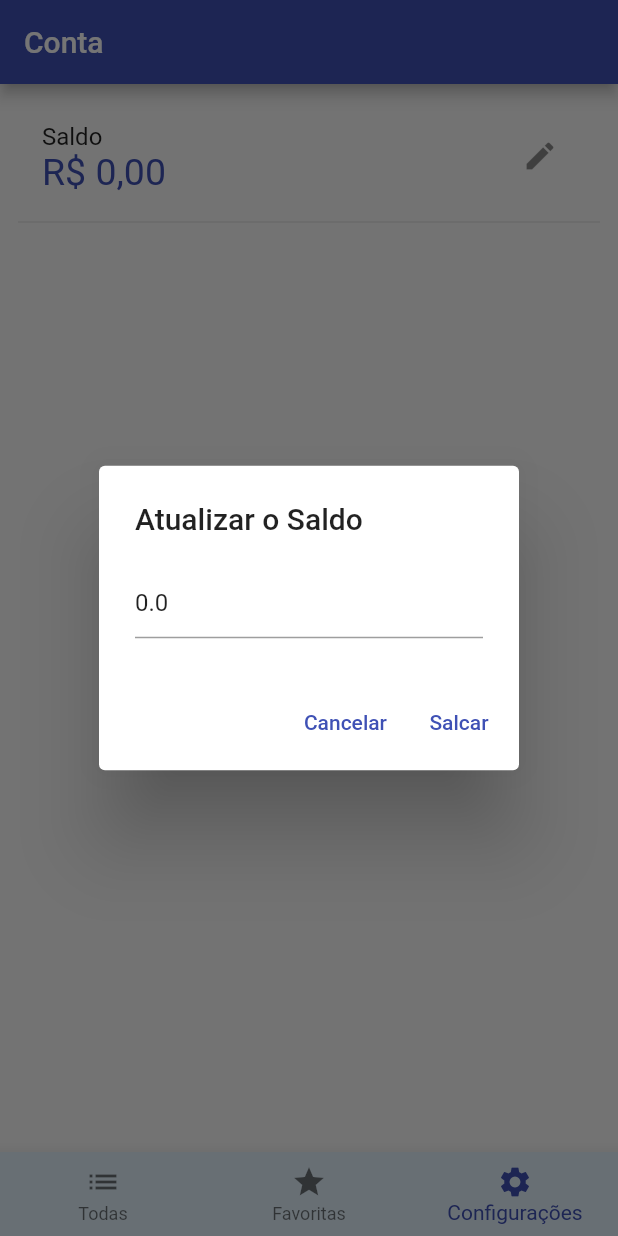
After one commit to IvanHSilva/bitcoins_app, a Flutter app: the screen it shows after launch, item 3 of the bottom bar chosen, after a tap on the "edit" icon, on a phone screen of 412 x 824 dp. The commit adds this screen. Run offline on Flutter 3.47's test engine with Material 2 defaults, Android fonts, the phone set to English and light mode, and no system bars; our stand-ins replace hive, hive_flutter, sqflite; accounts and stored records are empty; statements that could not run were skipped.

Commit message:
SQLite + Account class and configuration

```diff
--- /dev/null
+++ b/lib/database/db.dart
@@ -0,0 +1,61 @@
+import 'package:sqflite/sqflite.dart';
+// import 'package:sqflite/sqlite_api.dart';
+import 'package:path/path.dart';
+
+class DB {
+  // Private constructor
+  DB._();
+
+  // DB INstance
+  static final DB instance = DB._();
+
+  // SQLite intance
+  static Database? _database;
+
+  get database async {
+    if (_database != null) return _database;
+    return await _initDatabase();
+  }
+
+  _initDatabase() async {
+    return await openDatabase(
+      join(await getDatabasesPath(), 'crypt.db'),
+      version: 1,
+      onCreate: _onCreate,
+    );
+  }
+
+  _onCreate(db, version) async {
+    await db.execute(_account);
+    await db.execute(_wallet);
+    await db.execute(_history);
+    await db.insert('account', {'balance': 0});
+  }
+
+  String get _account => '''
+    CREATE TABLE account (
+      id INTEGER PRIMARY KEY AUTOINCREMENT,
+      balance REAL
+    );
+  ''';
+
+  String get _wallet => '''
+    CREATE TABLE wallet (
+      alias TEXT PRIMARY KEY,
+      coin TEXT,
+      quantity TEXT
+    );
+  ''';
+
+  String get _history => '''
+    CREATE TABLE history (
+      id INTEGER PRIMARY KEY AUTOINCREMENT,
+      opdate INT,
+      optype TEXT,
+      coin TEXT,
+      alias TEXT,
+      value REAL,
+      quantity TEXT
+    );
+  ''';
+}
--- a/lib/main.dart
+++ b/lib/main.dart
@@ -1,4 +1,5 @@
 import 'package:bitcoins_app/configs/app_settings.dart';
+import 'package:bitcoins_app/repositories/account_repository.dart';
 import 'package:bitcoins_app/repositories/favorites_repository.dart';
 import 'package:flutter/material.dart';
 import 'package:provider/provider.dart';
@@ -13,6 +14,7 @@ void main() async {
   runApp(
     MultiProvider(
       providers: [
+        ChangeNotifierProvider(create: (context) => AccountRepository()),
         ChangeNotifierProvider(create: (context) => AppSettings()),
         ChangeNotifierProvider(create: (context) => FavoritesRepository()),
       ],
--- /dev/null
+++ b/lib/models/position.dart
@@ -0,0 +1,8 @@
+import 'coin.dart';
+
+class Position {
+  Coin coin;
+  double quantity;
+
+  Position({required this.coin, required this.quantity});
+}
--- /dev/null
+++ b/lib/pages/configurations_page.dart
@@ -0,0 +1,95 @@
+import 'package:bitcoins_app/configs/app_settings.dart';
+import 'package:bitcoins_app/repositories/account_repository.dart';
+import 'package:flutter/material.dart';
+import 'package:flutter/services.dart';
+import 'package:intl/intl.dart';
+import 'package:provider/provider.dart';
+
+class ConfigurationsPage extends StatefulWidget {
+  const ConfigurationsPage({super.key});
+
+  @override
+  State<ConfigurationsPage> createState() => _ConfigurationsPageState();
+}
+
+class _ConfigurationsPageState extends State<ConfigurationsPage> {
+  @override
+  Widget build(BuildContext context) {
+    final account = context.watch<AccountRepository>();
+    final loc = context.read<AppSettings>().locale;
+
+    NumberFormat real =
+        NumberFormat.currency(locale: loc['locale'], name: loc['name']);
+
+    return Scaffold(
+      appBar: AppBar(
+        title: const Text('Conta'),
+      ),
+      body: Padding(
+        padding: const EdgeInsets.all(12),
+        child: Column(
+          children: [
+            ListTile(
+              title: const Text('Saldo'),
+              subtitle: Text(
+                real.format(account.balance),
+                style: const TextStyle(
+                  fontSize: 25,
+                  color: Colors.indigo,
+                ),
+              ),
+              trailing: IconButton(
+                onPressed: updateBalance,
+                icon: const Icon(Icons.edit),
+              ),
+            ),
+            const Divider(),
+          ],
+        ),
+      ),
+    );
+  }
+
+  updateBalance() {
+    final form = GlobalKey<FormState>();
+    final value = TextEditingController();
+    final account = context.read<AccountRepository>();
+
+    value.text = account.balance.toString();
+
+    AlertDialog dialog = AlertDialog(
+      title: const Text('Atualizar o Saldo'),
+      content: Form(
+        key: form,
+        child: TextFormField(
+          controller: value,
+          keyboardType: TextInputType.number,
+          inputFormatters: [
+            FilteringTextInputFormatter.allow(RegExp(r'^\d+\.?\d*')),
+          ],
+          validator: (value) {
+            if (value!.isEmpty) return 'Digite o saldo';
+            return null;
+          },
+        ),
+      ),
+      actions: [
+        TextButton(
+          onPressed: () => Navigator.pop(context),
+          child: const Text('Cancelar'),
+        ),
+        TextButton(
+          onPressed: () {
+            if (form.currentState!.validate()) {
+              account.setBalance(double.parse(value.text));
+              Navigator.pop(context);
+            }
+          },
+          child: const Text('Salcar'),
+        ),
+      ],
+    );
+
+    showDialog(context: context, builder: (context) => dialog);
+  }
+}
--- a/lib/pages/home_page.dart
+++ b/lib/pages/home_page.dart
@@ -1,6 +1,7 @@
 import 'package:bitcoins_app/pages/coins_page.dart';
 import 'package:flutter/material.dart';
 
+import 'configurations_page.dart';
 import 'favorites_page.dart';
 
 class HomePage extends StatefulWidget {
@@ -35,6 +36,7 @@ class _HomePageState extends State<HomePage> {
         children: const [
           CoinsPage(),
           FavoritesPage(),
+          ConfigurationsPage(),
         ],
       ),
       bottomNavigationBar: BottomNavigationBar(
@@ -47,6 +49,10 @@ class _HomePageState extends State<HomePage> {
           BottomNavigationBarItem(
             icon: Icon(Icons.star),
             label: 'Favoritas',
+          ),
+          BottomNavigationBarItem(
+            icon: Icon(Icons.settings),
+            label: 'Configurações',
           ),
         ],
         onTap: (page) {
--- /dev/null
+++ b/lib/repositories/account_repository.dart
@@ -0,0 +1,37 @@
+import 'package:flutter/foundation.dart';
+import 'package:sqflite/sqflite.dart';
+import '../database/db.dart';
+import '../models/position.dart';
+
+class AccountRepository extends ChangeNotifier {
+  late Database db;
+  final List<Position> _wallet = [];
+  double _balance = 0;
+
+  get balance => _balance;
+  List<Position> get wallet => _wallet;
+
+  AccountRepository() {
+    _initRepository();
+  }
+
+  _initRepository() async {
+    await _getBalance();
+  }
+
+  _getBalance() async {
+    db = await DB.instance.database;
+    List account = await db.query('account', limit: 1);
+    _balance = account.first['balance'];
+    notifyListeners();
+  }
+
+  setBalance(double value) async {
+    db = await DB.instance.database;
+    db.update('account', {
+      'balance': value,
+    });
+    _balance = value;
+    notifyListeners();
+  }
+}
--- a/pubspec.yaml
+++ b/pubspec.yaml
@@ -30,12 +30,14 @@ environment:
 dependencies:
   flutter:
     sdk: flutter
+  path:
   intl: ^0.18.1
   provider: ^5.0.0
   shared_preferences: ^2.0.6
   hive: ^2.0.4
   hive_flutter: ^1.1.0
   path_provider: ^2.0.2
+  sqflite: ^2.0.0+3
 
   # The following adds the Cupertino Icons font to your application.
   # Use with the CupertinoIcons class for iOS style icons.
```
Also changed, not shown: pubspec.lock, 1 other file.
